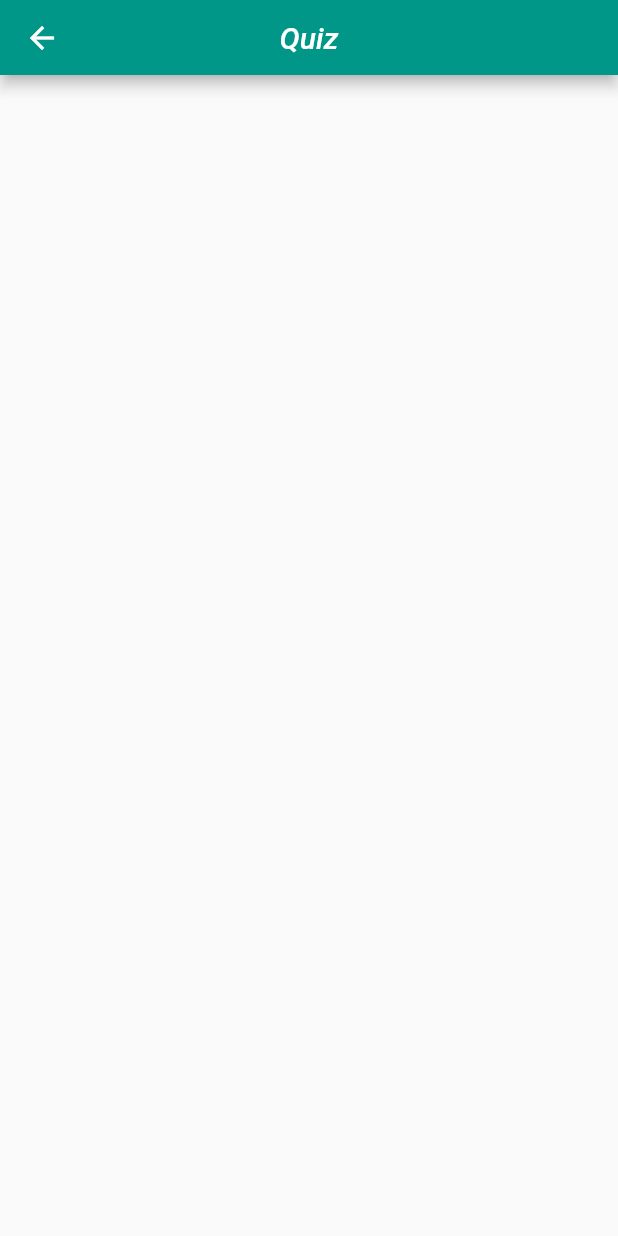
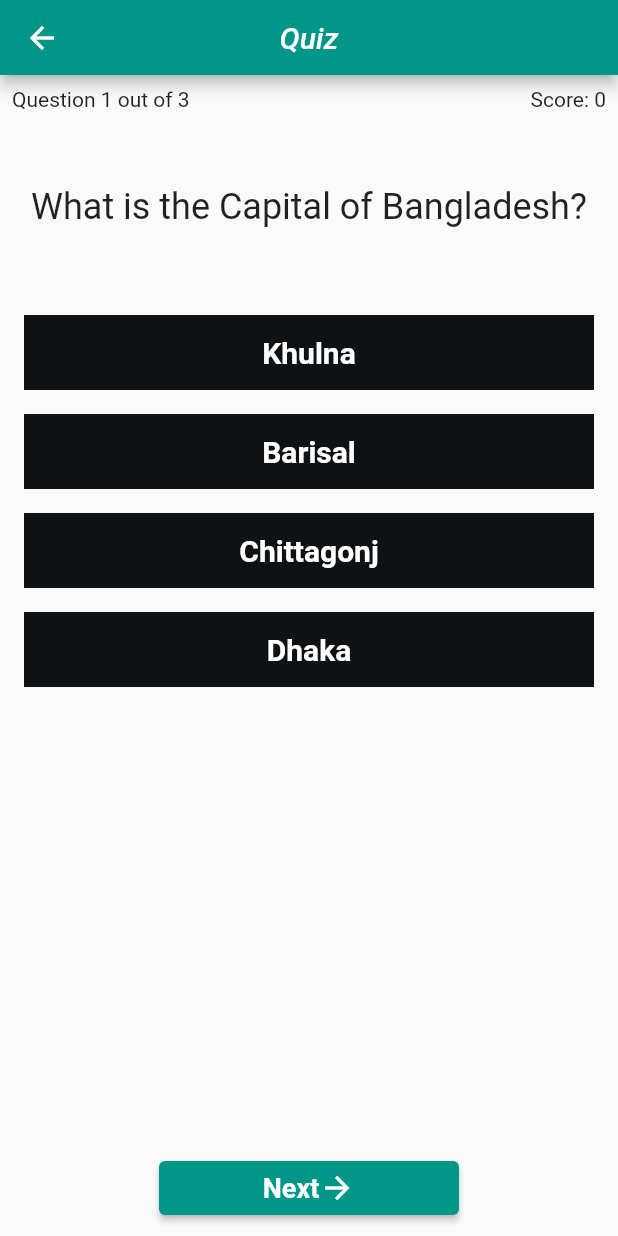
Before and after one commit to jannatsuha/first-full-app-batch-a, a Flutter app: the Quiz screen opened directly, on a phone screen of 412 x 824 dp. Run offline on Flutter 3.47's test engine with Material 2 defaults, Android fonts, the phone set to English and light mode, and no system bars; our stand-ins replace carousel_slider, flutter_slider_drawer; statements that could not run were skipped.

Commit message:
3rd commit

```diff
--- /dev/null
+++ b/lib/model/question_model.dart
@@ -0,0 +1,7 @@
+class QuestionModel{
+  late String question;
+  late List<String> optionsList;
+  late List<int> optionValueList;
+
+  QuestionModel(this.question, this.optionsList, this.optionValueList);
+}
--- a/lib/screens/quiz.dart
+++ b/lib/screens/quiz.dart
@@ -1,6 +1,35 @@
 import 'package:first_app/helper/custom_appbar.dart';
+import 'package:first_app/model/question_model.dart';
+import 'package:first_app/screens/score.dart';
+import 'package:flutter/cupertino.dart';
 import 'package:flutter/material.dart';
 
+QuestionModel questionModel1= QuestionModel
+  ("What is the Capital of Bangladesh?",
+    ["Khulna","Barisal","Chittagonj","Dhaka"],
+    [0,0,0,1]);
+QuestionModel questionModel2= QuestionModel
+  ("What is the National Bird of Bangladesh?",
+    ["Pegion","Crow","Magpie","Parrot"],
+    [0,0,1,0]);
+QuestionModel questionModel3= QuestionModel
+  ("What is the National Flower of Bangladesh?",
+    ["Water Lily","Rose","Tulip","Cosmos"],
+    [1,0,0,0]);
+List<QuestionModel> questionList=[
+  questionModel1,
+  questionModel2,
+  questionModel3
+];
+int questionNbr=0;
+bool ansVisibility=false;
+int scoreCount=0;
+List<Color> optionColor= [
+  Color(0xff0e1215),
+  Color(0xff0e1215),
+  Color(0xff0e1215),
+  Color(0xff0e1215)
+];
 class Quiz extends StatefulWidget {
   const Quiz({Key? key}) : super(key: key);
 
@@ -10,12 +39,137 @@ class Quiz extends StatefulWidget {
 
 class _QuizState extends State<Quiz> {
   @override
+  void initState() {
+    optionColor= [
+      Color(0xff0e1215),
+      Color(0xff0e1215),
+      Color(0xff0e1215),
+      Color(0xff0e1215)
+    ];
+    ansVisibility=false;
+    super.initState();
+  }
+
+  @override
   Widget build(BuildContext context) {
     return Scaffold(
       appBar: PreferredSize(
           preferredSize: Size.fromHeight(50),
           child: CustomAppBar(
               title: "Quiz")),
+      body: Padding(
+        padding: const EdgeInsets.all(8.0),
+        child: Align(
+          alignment: Alignment.center,
+          child: Column(
+            children: [
+              Row(
+                children: [
+                  Text("Question ${questionNbr+1} out of "
+                      "${questionList.length}"),
+                  Spacer(),
+                  Text("Score: ${scoreCount}"),
+                ],
+              ),
+              SizedBox(
+                height: 50,
+              ),
+              Text(questionList[questionNbr].question,
+                textAlign: TextAlign.center,
+                style: TextStyle(fontSize: 24),),
+              SizedBox(
+                height: 50,
+              ),
+              Expanded(
+                flex: 3,
+                child: ListView.builder(
+                  itemCount: questionList[questionNbr].optionsList.length,
+                    itemBuilder: (context,index){
+                      return Padding(
+                        padding: const EdgeInsets.all(8.0),
+                        child: InkWell(
+                          onTap: (){
+                            setState(() {
+                              ansVisibility=true;
+                              if(questionList[questionNbr].
+                              optionValueList[index]==1)
+                                {
+                                  scoreCount=scoreCount+5;
+                                  optionColor[index]=Color(0xff56d528);
+                                }
+                              else{
+                                optionColor[index]=Color(0xffea0619);
+                              }
+                            });
+                          },
+                          child: Container(
+                            color: optionColor[index],
+                            height: 50,
+                            width: 150,
+                            child: Center(
+                              child: Text(questionList[questionNbr]
+                                  .optionsList[index],
+                              textAlign: TextAlign.center,
+                              style: TextStyle(fontSize: 20,
+                                color:Colors.white,
+                              fontWeight: FontWeight.bold),),
+                            ),
+                          ),
+                        ),
+                      );
+                    }
+                ),
+              ),
+              for(int i=0;i<4;i++)
+                if(questionList[questionNbr].optionValueList[i]==1)
+              Visibility(
+                visible: ansVisibility,
+                child: Text("Correct Answer:    "
+                    " ${questionList[questionNbr].optionsList[i]}",
+                  textAlign: TextAlign.center,
+                  style: TextStyle(fontSize: 20),
+                ),
+              ),
+              SizedBox(
+                height: 20,
+              ),
+              Padding(
+                padding: const EdgeInsets.only(left: 98.0,right: 98),
+                child: ElevatedButton(
+                  style: ElevatedButton.styleFrom(
+                    primary: Colors.teal
+                  ),
+                    onPressed: (){
+                      setState(() {
+                        if(questionNbr<2)
+                          questionNbr++;
+                        else
+                          {
+                            questionNbr=0;
+                            Navigator.push(context,
+                                MaterialPageRoute(
+                                    builder: (context)=>
+                                        Score(scoreValue: scoreCount,)));
+
+                          }
+                          });
+                      initState();
+                    },
+                    child: Row(
+                      mainAxisAlignment: MainAxisAlignment.center,
+                      children: [
+                        Text("Next",style: TextStyle(
+                          fontSize: 18,fontWeight: FontWeight.bold
+                        ),),
+                        Icon(Icons.arrow_forward),
+                      ],
+                    )
+                ),
+              )
+            ],
+          ),
+        ),
+      ),
     );
   }
 }
--- /dev/null
+++ b/lib/screens/score.dart
@@ -0,0 +1,19 @@
+import 'package:flutter/material.dart';
+class Score extends StatefulWidget {
+  int scoreValue;
+   Score({Key? key,required this.scoreValue}) : super(key: key);
+
+  @override
+  _ScoreState createState() => _ScoreState();
+}
+
+class _ScoreState extends State<Score> {
+  @override
+  Widget build(BuildContext context) {
+    return Scaffold(
+      body: Center(
+        child: Text("Your Final Score: ${widget.scoreValue}"),
+      ),
+    );
+  }
+}
```
